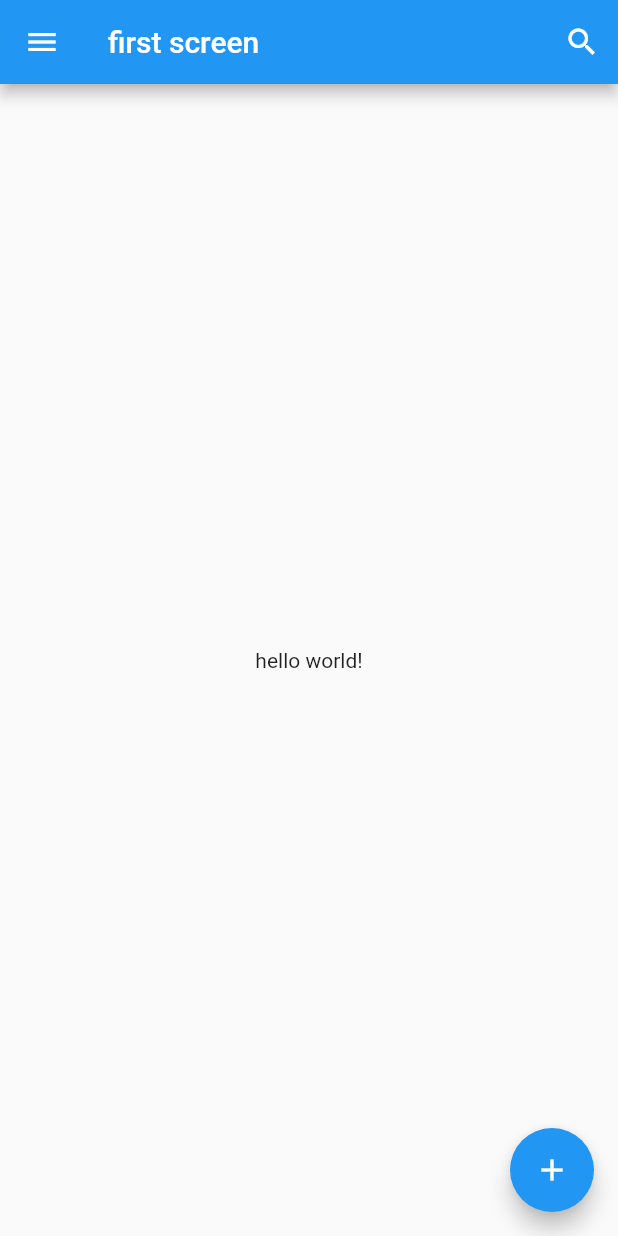
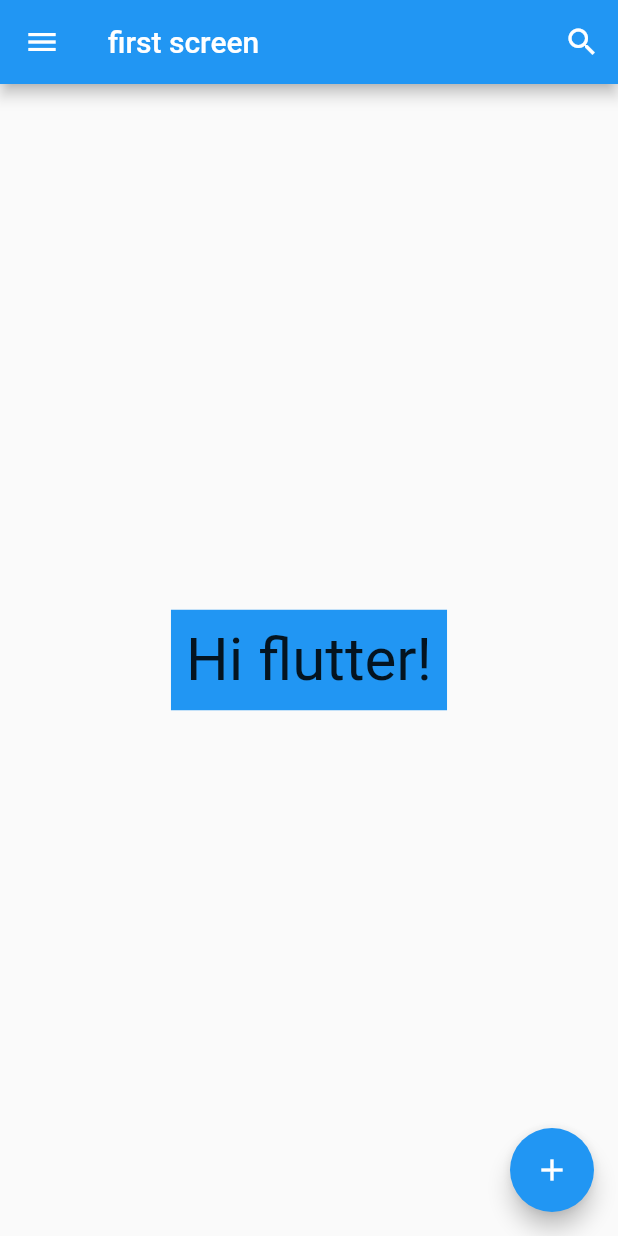
Before and after one commit to gunadermawan/multiplatform-flutter-beginner, a Flutter app: the screen it shows after launch, on a phone screen of 412 x 824 dp. Run offline on Flutter 3.47's test engine with Material 2 defaults, Android fonts, the phone set to English and light mode, and no system bars.

Commit message:
sample code of container in flutter

```diff
--- a/lib/main.dart
+++ b/lib/main.dart
@@ -41,8 +41,15 @@ class FirstScreen extends StatelessWidget {
           onPressed: () {},
         ),
       ),
-      body: const Center(
-        child: Text('hello world!'),
+      body: Center(
+        child: Container(
+          color: Colors.blue,
+          padding: const EdgeInsets.all(10),
+          child: const Text(
+            'Hi flutter!',
+            style: TextStyle(fontSize: 40),
+          ),
+        ),
       ),
       floatingActionButton: FloatingActionButton(
         child: const Icon(Icons.add),
```
